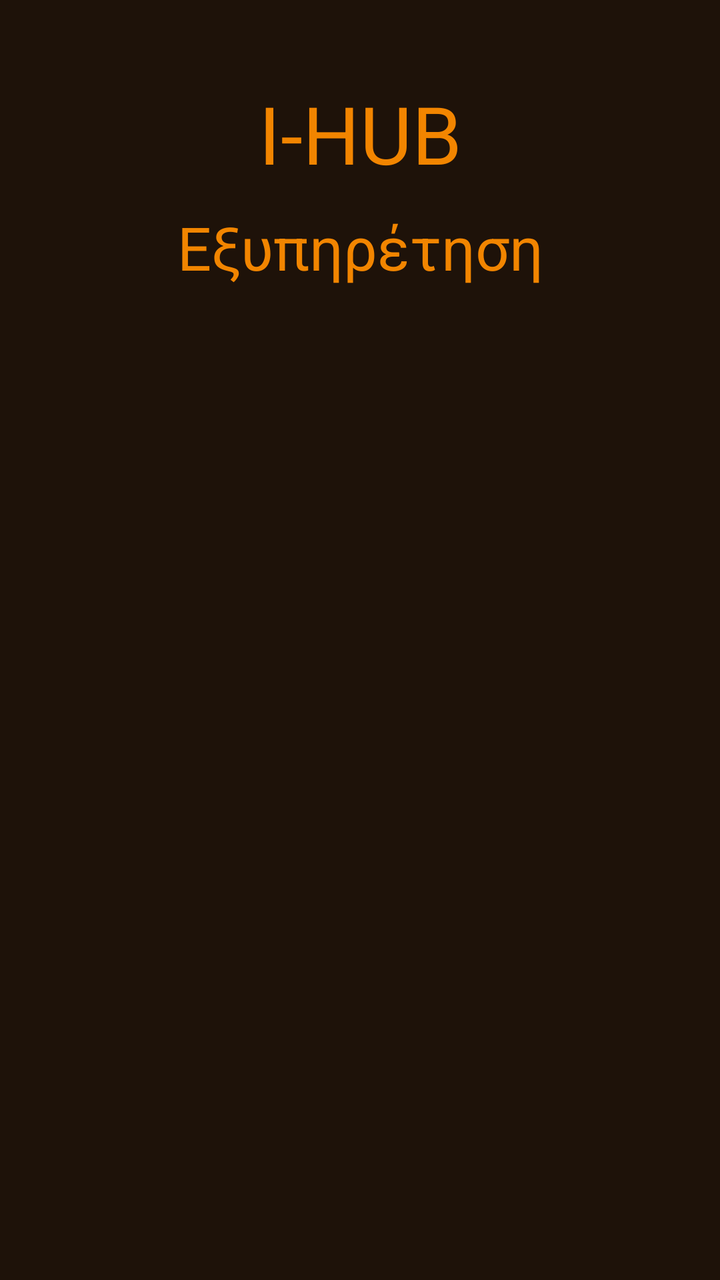
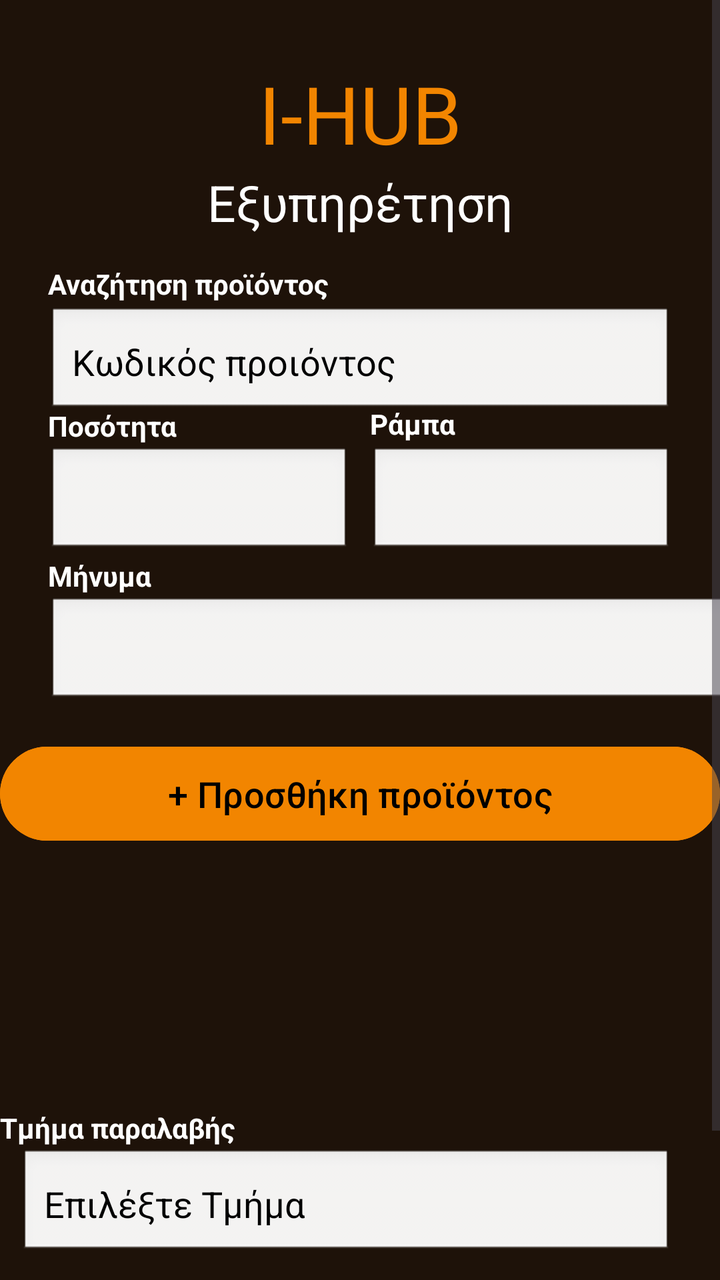

Screens rendered from an Android XML layout before and after an edit, with the pre-edit source and the edit as a unified diff.
<!-- AndroidManifest.xml: application theme Theme.IHUB -->
<!-- res/layout/customer_support.xml -->
<?xml version="1.0" encoding="utf-8"?>
<androidx.constraintlayout.widget.ConstraintLayout xmlns:android="http://schemas.android.com/apk/res/android"
    android:layout_width="match_parent"
    android:layout_height="match_parent"
    xmlns:app="http://schemas.android.com/apk/res-auto"
    android:background="@color/brown">

    <TextView
        android:id="@+id/titleText"
        android:layout_width="wrap_content"
        android:layout_height="wrap_content"
        android:text="I-HUB"
        android:textColor="@color/orange"
        app:layout_constraintEnd_toEndOf="parent"
        app:layout_constraintStart_toStartOf="parent"
        app:layout_constraintTop_toTopOf="parent"
        android:textSize="40sp"
        android:layout_marginTop="40sp"/>
    <TextView
        android:layout_width="wrap_content"
        android:layout_height="wrap_content"
        android:text="Εξυπηρέτηση"
        android:textSize="30sp"
        android:textColor="@color/orange"
        app:layout_constraintTop_toBottomOf="@+id/titleText"
        app:layout_constraintStart_toStartOf="parent"
        app:layout_constraintEnd_toEndOf="parent"
        android:layout_marginTop="10dp"/>
        />








</androidx.constraintlayout.widget.ConstraintLayout>
<!-- resources referenced by this layout -->
<resources>
  <color name="brown">#1E1209</color>
  <color name="orange">#F28500</color>
  <style name="Theme.IHUB" parent="Base.Theme.IHUB" />
  <style name="Base.Theme.IHUB" parent="Theme.Material3.DayNight.NoActionBar">
          
          
      </style>
</resources>

<!-- the commit's change to res/layout/customer_support.xml (unified diff, before → after) -->
@@ -1,9 +1,15 @@
 <?xml version="1.0" encoding="utf-8"?>
-<androidx.constraintlayout.widget.ConstraintLayout xmlns:android="http://schemas.android.com/apk/res/android"
+<ScrollView  xmlns:android="http://schemas.android.com/apk/res/android"
+    xmlns:tools="http://schemas.android.com/tools"
     android:layout_width="match_parent"
     android:layout_height="match_parent"
     xmlns:app="http://schemas.android.com/apk/res-auto"
     android:background="@color/brown">
+    <androidx.constraintlayout.widget.ConstraintLayout
+        android:layout_width="match_parent"
+        android:layout_height="wrap_content"
+        android:paddingBottom="24dp">
+
 
     <TextView
         android:id="@+id/titleText"
@@ -15,24 +21,209 @@
         app:layout_constraintStart_toStartOf="parent"
         app:layout_constraintTop_toTopOf="parent"
         android:textSize="40sp"
-        android:layout_marginTop="40sp"/>
+        android:layout_marginTop="30sp"/>
+
     <TextView
         android:layout_width="wrap_content"
         android:layout_height="wrap_content"
         android:text="Εξυπηρέτηση"
-        android:textSize="30sp"
-        android:textColor="@color/orange"
+        android:textSize="25sp"
+        android:textColor="@color/white"
         app:layout_constraintTop_toBottomOf="@+id/titleText"
         app:layout_constraintStart_toStartOf="parent"
         app:layout_constraintEnd_toEndOf="parent"
-        android:layout_marginTop="10dp"/>
+        android:layout_marginTop="1dp"/>
+
+    <TextView
+        android:id="@+id/productSearchLabel"
+        android:layout_width="wrap_content"
+        android:layout_height="wrap_content"
+        android:text="Αναζήτηση προϊόντος"
+        android:textColor="@color/white"
+        android:textSize="14sp"
+        android:textStyle="bold"
+        app:layout_constraintStart_toStartOf="@id/productNumberInput"
+        app:layout_constraintBottom_toTopOf="@id/productNumberInput"
+        android:layout_marginBottom="2dp" />
+
+    <EditText
+        android:id="@+id/productNumberInput"
+        android:layout_width="match_parent"
+        android:layout_height="55dp"
+        android:hint="Κωδικός προιόντος"
+        android:inputType="number"
+        android:singleLine="true"
+        android:padding="12dp"
+        android:background="@android:drawable/edit_text"
+        android:textColor="@color/black"
+        android:textColorHint="@color/black"
+        app:layout_constraintTop_toBottomOf="@+id/titleText"
+        app:layout_constraintStart_toStartOf="parent"
+        android:layout_marginStart="24dp"
+        android:layout_marginEnd="24dp"
+        android:layout_marginTop="70dp" />
+
+    <TextView
+    android:id="@+id/quantityLabel"
+    android:layout_width="wrap_content"
+    android:layout_height="wrap_content"
+    android:text="Ποσότητα"
+    android:textColor="@color/white"
+    android:textSize="14sp"
+    android:textStyle="bold"
+    app:layout_constraintStart_toStartOf="@id/quantityInput"
+    app:layout_constraintBottom_toTopOf="@id/quantityInput"
+    android:layout_marginBottom="1dp" />
+
+
+    <EditText
+        android:id="@+id/quantityInput"
+        android:layout_width="0dp"
+        android:layout_height="55dp"
+        android:inputType="number"
+        android:singleLine="true"
+        android:padding="12dp"
+        android:background="@android:drawable/edit_text"
+        android:textColor="@color/black"
+        android:textColorHint="#777777"
+        app:layout_constraintTop_toBottomOf="@id/productNumberInput"
+        app:layout_constraintStart_toStartOf="parent"
+        app:layout_constraintEnd_toStartOf="@id/locationInput"
+        android:layout_marginStart="24dp"
+        android:layout_marginEnd="2dp"
+        android:layout_marginTop="15dp" />
+
+    <TextView
+    android:id="@+id/r_θεση"
+    android:layout_width="wrap_content"
+    android:layout_height="wrap_content"
+    android:text="Ράμπα"
+    android:textColor="@color/white"
+    android:textSize="14sp"
+    android:textStyle="bold"
+    app:layout_constraintStart_toStartOf="@id/locationInput"
+    app:layout_constraintBottom_toTopOf="@id/quantityInput"
+    android:layout_marginBottom="2dp" />
+
+    <EditText
+        android:id="@+id/locationInput"
+        android:layout_width="0dp"
+        android:layout_height="55dp"
+        android:inputType="number"
+        android:singleLine="true"
+        android:padding="12dp"
+        android:background="@android:drawable/edit_text"
+        android:textColor="@color/black"
+        android:textColorHint="#777777"
+        app:layout_constraintTop_toTopOf="@id/quantityInput"
+        app:layout_constraintStart_toEndOf="@id/quantityInput"
+        app:layout_constraintEnd_toEndOf="parent"
+        android:layout_marginEnd="24dp"
+        android:layout_marginStart="8dp"
         />
 
-
-
-
-
-
-
-
-</androidx.constraintlayout.widget.ConstraintLayout>
+    <TextView
+        android:id="@+id/messageLabel"
+        android:layout_width="wrap_content"
+        android:layout_height="wrap_content"
+        android:text="Μήνυμα"
+        android:textColor="@color/white"
+        android:textSize="14sp"
+        android:textStyle="bold"
+        app:layout_constraintStart_toStartOf="@id/messageInput"
+        app:layout_constraintBottom_toTopOf="@id/messageInput"
+        android:layout_marginBottom="1dp" />
+
+    <EditText
+        android:id="@+id/messageInput"
+        android:layout_width="360dp"
+        android:layout_height="55dp"
+        android:layout_marginStart="24dp"
+        android:layout_marginTop="20dp"
+        android:background="@android:drawable/edit_text"
+        android:inputType="text"
+        android:padding="10dp"
+        android:singleLine="true"
+        android:textColor="@color/black"
+        android:textColorHint="@color/black"
+        app:layout_constraintStart_toStartOf="parent"
+        app:layout_constraintTop_toBottomOf="@+id/quantityInput" />
+
+
+    <Button
+        android:id="@+id/productInsert"
+        android:layout_width="360dp"
+        android:layout_height="55dp"
+        android:layout_marginTop="16dp"
+        android:backgroundTint="@color/orange"
+        android:text="+ Προσθήκη προϊόντος"
+        android:textColor="@color/black"
+        android:textSize="18sp"
+        app:layout_constraintEnd_toEndOf="parent"
+        app:layout_constraintHorizontal_bias="0.496"
+        app:layout_constraintStart_toStartOf="parent"
+        app:layout_constraintTop_toBottomOf="@+id/messageInput" />
+
+    <androidx.recyclerview.widget.RecyclerView
+        android:id="@+id/insertedProducts"
+        android:layout_width="0dp"
+        android:layout_height="100dp"
+        android:clipToPadding="false"
+        android:padding="4dp"
+        android:scrollbars="vertical"
+        app:layout_constraintTop_toBottomOf="@+id/productInsert"
+        app:layout_constraintStart_toStartOf="parent"
+        app:layout_constraintEnd_toEndOf="parent"
+        android:layout_marginStart="20dp"
+        android:layout_marginEnd="20dp"
+        android:layout_marginTop="10dp"
+        />
+
+    <TextView
+        android:id="@+id/departmentLabel"
+        android:layout_width="wrap_content"
+        android:layout_height="wrap_content"
+        android:layout_marginTop="20dp"
+        android:text="Τμήμα παραλαβής"
+        android:textColor="@color/white"
+        android:textSize="14sp"
+        android:textStyle="bold"
+        app:layout_constraintTop_toBottomOf="@+id/insertedProducts"
+        tools:layout_editor_absoluteX="10dp" />
+
+    <EditText
+        android:id="@+id/selectDepartment"
+        android:layout_width="match_parent"
+        android:layout_height="55dp"
+        android:hint="Επιλέξτε Τμήμα"
+        android:inputType="number"
+        android:singleLine="true"
+        android:padding="12dp"
+        android:background="@android:drawable/edit_text"
+        android:textColor="@color/black"
+        android:textColorHint="@color/black"
+        app:layout_constraintTop_toBottomOf="@+id/departmentLabel"
+        app:layout_constraintStart_toStartOf="@id/departmentLabel"
+        android:layout_marginStart="10dp"
+        android:layout_marginEnd="24dp"
+        android:layout_marginTop="1dp" />
+
+    <Button
+        android:id="@+id/sendRequest"
+        android:layout_width="0dp"
+        android:layout_height="55dp"
+        android:layout_marginStart="24dp"
+        android:layout_marginTop="16dp"
+        android:layout_marginEnd="24dp"
+        android:backgroundTint="@color/orange"
+        android:text="Αποστολή αιτήματος"
+        android:textColor="@color/black"
+        android:textSize="18sp"
+        app:layout_constraintEnd_toEndOf="parent"
+        app:layout_constraintStart_toStartOf="parent"
+        app:layout_constraintTop_toBottomOf="@id/selectDepartment"
+        app:layout_constraintBottom_toBottomOf="parent" />
+
+
+    </androidx.constraintlayout.widget.ConstraintLayout>
+</ScrollView>
<!-- resource entries referenced after the edit -->
@@ -1,7 +1,9 @@
 <!-- resources referenced by this layout -->
 <resources>
+  <color name="black">#FF000000</color>
   <color name="brown">#1E1209</color>
   <color name="orange">#F28500</color>
+  <color name="white">#FFFFFFFF</color>
   <style name="Theme.IHUB" parent="Base.Theme.IHUB" />
   <style name="Base.Theme.IHUB" parent="Theme.Material3.DayNight.NoActionBar">
           
